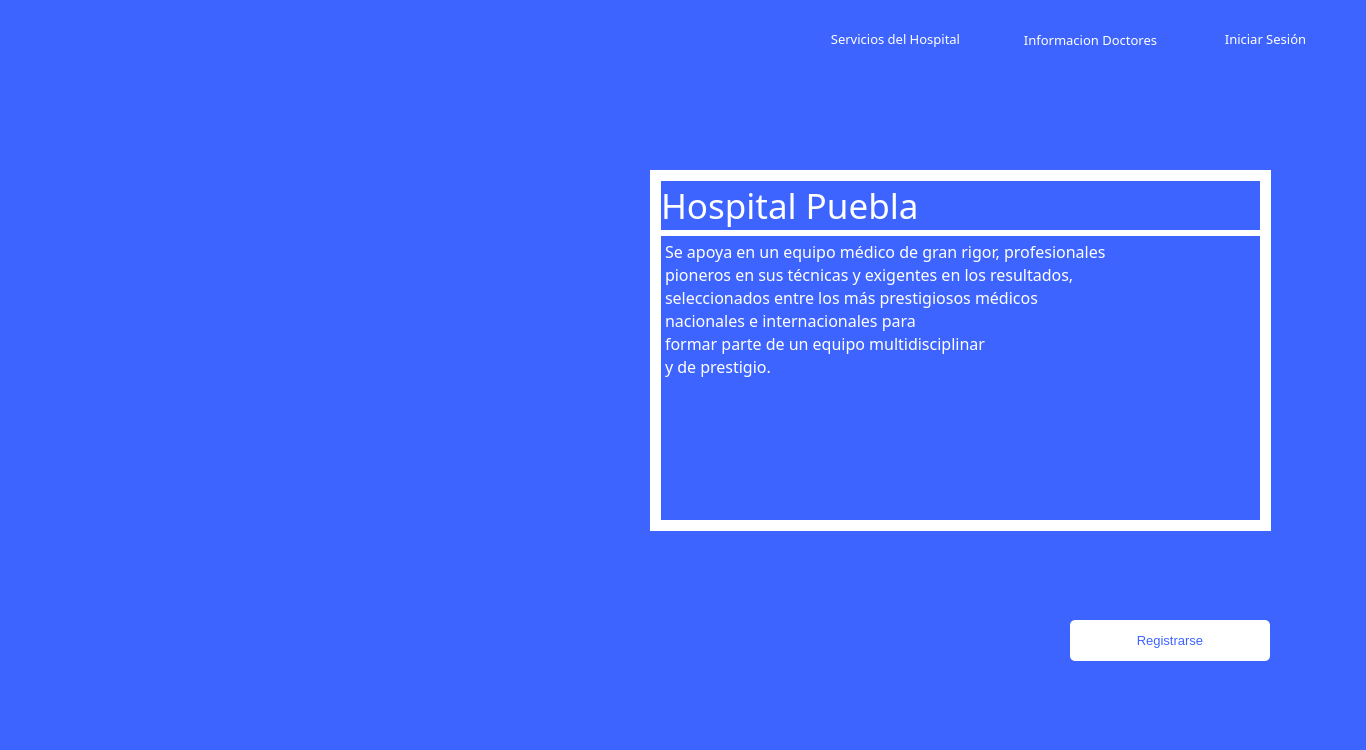
Old version of the form hospital-Core/mainwindow.ui in the repository MrDanielG/Hospital-SCRUM.
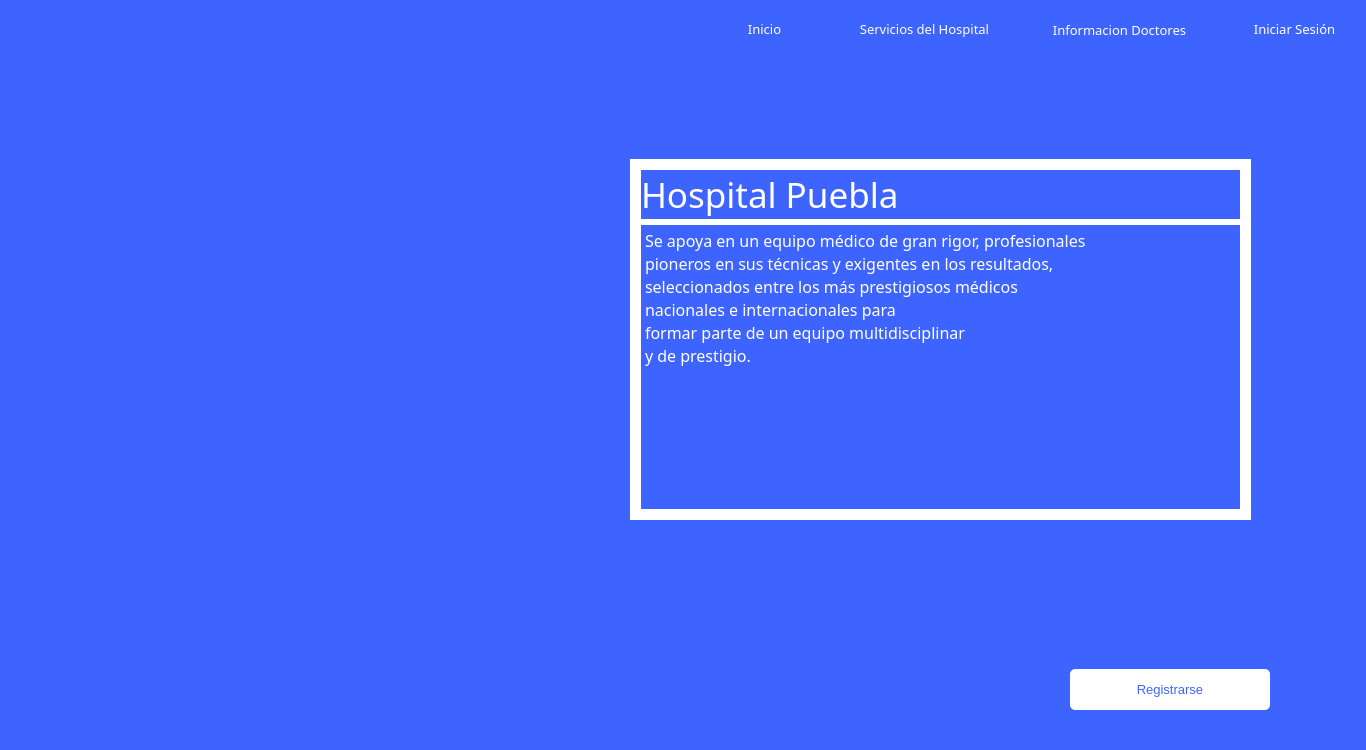
New version of the form. Icons and pictures are not drawn.

Patch:
```diff
--- a/hospital-Core/mainwindow.ui
+++ b/hospital-Core/mainwindow.ui
@@ -21,9 +21,9 @@
     <property name="geometry">
      <rect>
       <x>0</x>
-      <y>0</y>
+      <y>49</y>
       <width>1366</width>
-      <height>750</height>
+      <height>701</height>
      </rect>
     </property>
     <property name="styleSheet">
@@ -82,7 +82,7 @@
       <property name="geometry">
        <rect>
         <x>150</x>
-        <y>120</y>
+        <y>80</y>
         <width>386</width>
         <height>425</height>
        </rect>
@@ -104,8 +104,8 @@
      <widget class="QWidget" name="layoutWidget">
       <property name="geometry">
        <rect>
-        <x>650</x>
-        <y>170</y>
+        <x>630</x>
+        <y>110</y>
         <width>621</width>
         <height>361</height>
        </rect>
@@ -170,12 +170,32 @@
        </item>
       </layout>
      </widget>
-     <widget class="QPushButton" name="btn_iniciar_sesion">
+    </widget>
+    <widget class="QWidget" name="page_2">
+     <property name="styleSheet">
+      <string notr="true"/>
+     </property>
+    </widget>
+   </widget>
+   <widget class="QStackedWidget" name="stackedWidget_2">
       <property name="geometry">
        <rect>
-        <x>1210</x>
-        <y>30</y>
-        <width>111</width>
+      <x>-1</x>
+      <y>0</y>
+      <width>1371</width>
+      <height>51</height>
+     </rect>
+    </property>
+    <property name="currentIndex">
+     <number>0</number>
+    </property>
+    <widget class="QWidget" name="page_3">
+     <widget class="QPushButton" name="btn_servicios">
+      <property name="geometry">
+       <rect>
+        <x>840</x>
+        <y>20</y>
+        <width>171</width>
         <height>18</height>
        </rect>
       </property>
@@ -192,19 +212,19 @@
       </property>
       <property name="styleSheet">
        <string notr="true">border: none;
-background: none;
+background: #3E64FF;
 color: white;
 </string>
       </property>
       <property name="text">
-       <string>Iniciar Sesión</string>
+       <string>Servicios del Hospital</string>
       </property>
      </widget>
      <widget class="QPushButton" name="btn_doctores_info">
       <property name="geometry">
        <rect>
-        <x>1010</x>
-        <y>30</y>
+        <x>1040</x>
+        <y>20</y>
         <width>161</width>
         <height>20</height>
        </rect>
@@ -230,12 +250,59 @@
        <string>Informacion Doctores</string>
       </property>
      </widget>
-     <widget class="QPushButton" name="btn_servicios">
+     <widget class="QPushButton" name="btn_iniciar_sesion">
       <property name="geometry">
        <rect>
-        <x>810</x>
-        <y>30</y>
-        <width>171</width>
+        <x>1240</x>
+        <y>20</y>
+        <width>111</width>
+        <height>18</height>
+       </rect>
+      </property>
+      <property name="font">
+       <font>
+        <family>Montserrat</family>
+        <pointsize>10</pointsize>
+        <weight>50</weight>
+        <bold>false</bold>
+       </font>
+      </property>
+      <property name="cursor">
+       <cursorShape>PointingHandCursor</cursorShape>
+      </property>
+      <property name="styleSheet">
+       <string notr="true">border: none;
+background: none;
+color: white;
+</string>
+      </property>
+      <property name="text">
+       <string>Iniciar Sesión</string>
+      </property>
+     </widget>
+     <widget class="QLabel" name="label_3">
+      <property name="geometry">
+       <rect>
+        <x>0</x>
+        <y>0</y>
+        <width>1371</width>
+        <height>51</height>
+       </rect>
+      </property>
+      <property name="styleSheet">
+       <string notr="true">border: none;
+background: #3E64FF;</string>
+      </property>
+      <property name="text">
+       <string/>
+      </property>
+     </widget>
+     <widget class="QPushButton" name="btn_servicios_2">
+      <property name="geometry">
+       <rect>
+        <x>690</x>
+        <y>20</y>
+        <width>151</width>
         <height>18</height>
        </rect>
       </property>
@@ -257,15 +324,16 @@
 </string>
       </property>
       <property name="text">
-       <string>Servicios del Hospital</string>
+       <string>Inicio</string>
       </property>
      </widget>
+     <zorder>label_3</zorder>
+     <zorder>btn_servicios</zorder>
+     <zorder>btn_doctores_info</zorder>
+     <zorder>btn_iniciar_sesion</zorder>
+     <zorder>btn_servicios_2</zorder>
     </widget>
-    <widget class="QWidget" name="page_2">
-     <property name="styleSheet">
-      <string notr="true"/>
-     </property>
-    </widget>
+    <widget class="QWidget" name="page_4"/>
    </widget>
   </widget>
  </widget>
```
Lines whose indentation alone changed are shown as unchanged.
